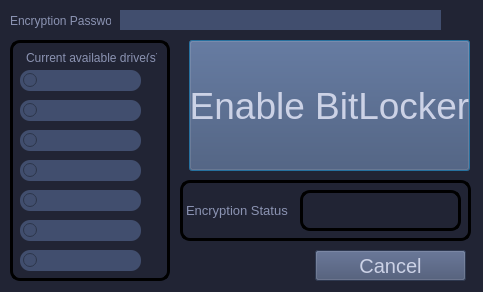
First picture: the form in GUIs/ScriptRunnerPyQt5_GUI/PyUIs/bitlockerENBL.ui, repository vipersniper0501/CP_Scripts2, before the edit.
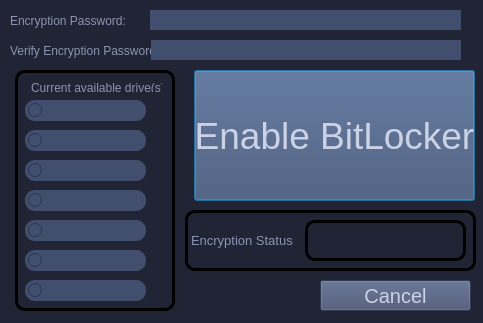
Second picture: the form after the edit.

```diff
--- a/GUIs/ScriptRunnerPyQt5_GUI/PyUIs/bitlockerENBL.ui
+++ b/GUIs/ScriptRunnerPyQt5_GUI/PyUIs/bitlockerENBL.ui
@@ -7,7 +7,7 @@
     <x>0</x>
     <y>0</y>
     <width>483</width>
-    <height>292</height>
+    <height>323</height>
    </rect>
   </property>
   <property name="windowTitle">
@@ -20,8 +20,8 @@
   <widget class="QFrame" name="frame">
    <property name="geometry">
     <rect>
-     <x>10</x>
-     <y>40</y>
+     <x>15</x>
+     <y>70</y>
      <width>160</width>
      <height>241</height>
     </rect>
@@ -172,8 +172,8 @@
   <widget class="QPushButton" name="enblBIT">
    <property name="geometry">
     <rect>
-     <x>189</x>
-     <y>40</y>
+     <x>194</x>
+     <y>70</y>
      <width>281</width>
      <height>131</height>
     </rect>
@@ -195,7 +195,7 @@
     <rect>
      <x>10</x>
      <y>10</y>
-     <width>101</width>
+     <width>121</width>
      <height>21</height>
     </rect>
    </property>
@@ -209,9 +209,9 @@
   <widget class="QLineEdit" name="encrypPASS">
    <property name="geometry">
     <rect>
-     <x>120</x>
+     <x>150</x>
      <y>10</y>
-     <width>321</width>
+     <width>311</width>
      <height>20</height>
     </rect>
    </property>
@@ -222,8 +222,8 @@
   <widget class="QFrame" name="frame_2">
    <property name="geometry">
     <rect>
-     <x>180</x>
-     <y>180</y>
+     <x>185</x>
+     <y>210</y>
      <width>291</width>
      <height>61</height>
     </rect>
@@ -288,8 +288,8 @@
   <widget class="QPushButton" name="cancelbutton">
    <property name="geometry">
     <rect>
-     <x>315</x>
-     <y>250</y>
+     <x>320</x>
+     <y>280</y>
      <width>151</width>
      <height>31</height>
     </rect>
@@ -306,6 +306,35 @@
     <string>Cancel</string>
    </property>
   </widget>
+  <widget class="QLineEdit" name="encrypPASS_2">
+   <property name="geometry">
+    <rect>
+     <x>150</x>
+     <y>40</y>
+     <width>311</width>
+     <height>20</height>
+    </rect>
+   </property>
+   <property name="styleSheet">
+    <string notr="true">background-color: #414E6E;color: #CCD2E6;border: none;</string>
+   </property>
+  </widget>
+  <widget class="QLabel" name="label_5">
+   <property name="geometry">
+    <rect>
+     <x>10</x>
+     <y>40</y>
+     <width>141</width>
+     <height>21</height>
+    </rect>
+   </property>
+   <property name="styleSheet">
+    <string notr="true">color: #8B93B2;</string>
+   </property>
+   <property name="text">
+    <string>Verify Encryption Password:</string>
+   </property>
+  </widget>
  </widget>
  <resources/>
  <connections/>
```
Left out of the diff: 13 changed lines with no effect on the pictures.
